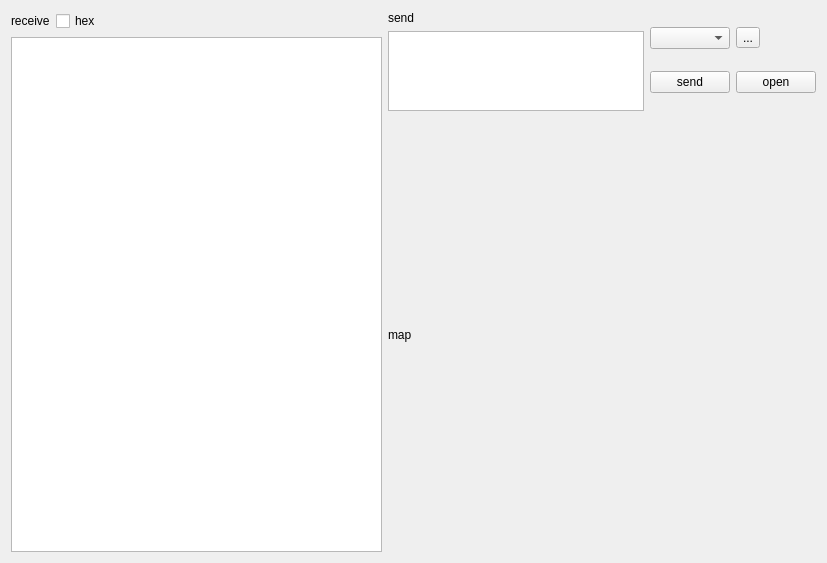
Before: the Qt Designer form src/serialportwidget.ui in binfeng-young/serialport, drawn with Qt 5.
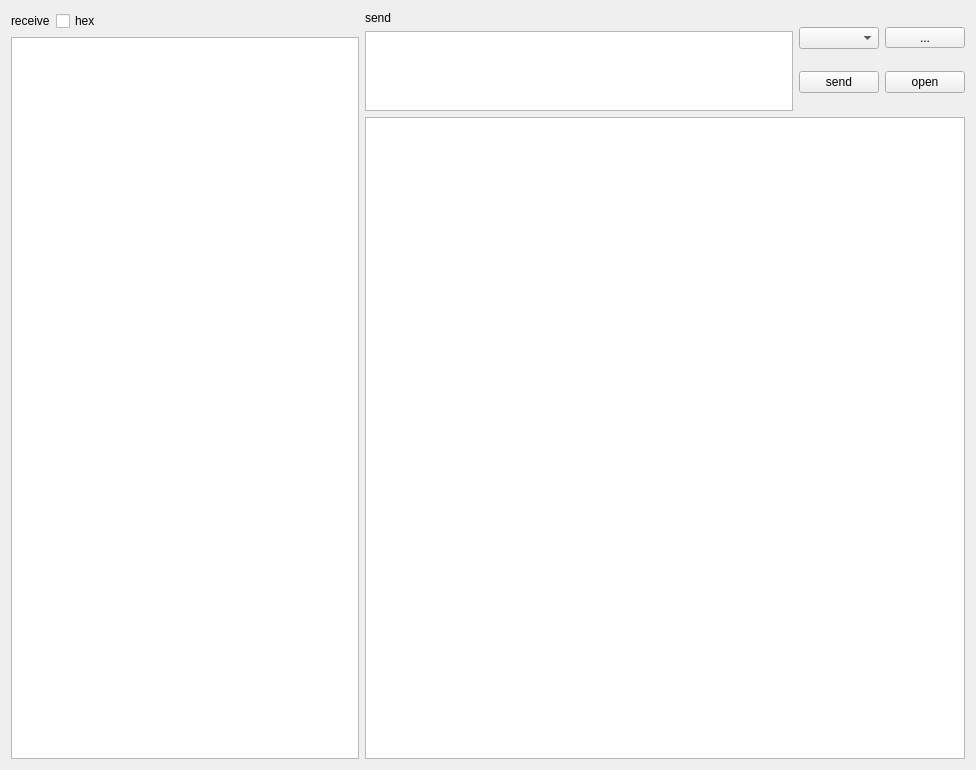
After: the same form once the commit is applied.

```diff
--- a/src/serialportwidget.ui
+++ b/src/serialportwidget.ui
@@ -6,8 +6,8 @@
    <rect>
     <x>0</x>
     <y>0</y>
-    <width>827</width>
-    <height>563</height>
+    <width>976</width>
+    <height>770</height>
    </rect>
   </property>
   <property name="sizePolicy">
@@ -25,7 +25,7 @@
   <property name="windowTitle">
    <string>SerialPortWidget</string>
   </property>
-  <layout class="QHBoxLayout" name="horizontalLayout_2">
+  <layout class="QHBoxLayout" name="horizontalLayout_3">
    <item>
     <layout class="QVBoxLayout" name="verticalLayout">
      <item>
@@ -60,14 +60,21 @@
       </layout>
      </item>
      <item>
-      <widget class="QTextEdit" name="receiveTextEdit"/>
+      <widget class="QTextEdit" name="receiveTextEdit">
+       <property name="minimumSize">
+        <size>
+         <width>300</width>
+         <height>0</height>
+        </size>
+       </property>
+      </widget>
      </item>
     </layout>
    </item>
    <item>
     <layout class="QVBoxLayout" name="verticalLayout_3">
      <item>
-      <layout class="QHBoxLayout" name="horizontalLayout_3">
+      <layout class="QHBoxLayout" name="horizontalLayout_2">
        <item>
         <layout class="QVBoxLayout" name="verticalLayout_2">
          <item>
@@ -115,6 +122,12 @@
          </item>
          <item row="0" column="1">
           <widget class="QToolButton" name="refreshPorts">
+           <property name="maximumSize">
+            <size>
+             <width>100</width>
+             <height>16777215</height>
+            </size>
+           </property>
            <property name="text">
             <string>...</string>
            </property>
@@ -122,6 +135,12 @@
          </item>
          <item row="1" column="0">
           <widget class="QPushButton" name="sendButton">
+           <property name="maximumSize">
+            <size>
+             <width>100</width>
+             <height>16777215</height>
+            </size>
+           </property>
            <property name="text">
             <string>send</string>
            </property>
@@ -129,6 +148,12 @@
          </item>
          <item row="1" column="1">
           <widget class="QPushButton" name="openButton">
+           <property name="maximumSize">
+            <size>
+             <width>100</width>
+             <height>16777215</height>
+            </size>
+           </property>
            <property name="text">
             <string>open</string>
            </property>
@@ -139,28 +164,19 @@
       </layout>
      </item>
      <item>
-      <widget class="QLabel" name="mapLabel">
+      <widget class="QGraphicsView" name="mapView">
        <property name="sizePolicy">
-        <sizepolicy hsizetype="Expanding" vsizetype="Expanding">
+        <sizepolicy hsizetype="Minimum" vsizetype="Expanding">
          <horstretch>0</horstretch>
          <verstretch>0</verstretch>
         </sizepolicy>
        </property>
        <property name="minimumSize">
         <size>
-         <width>320</width>
-         <height>320</height>
+         <width>600</width>
+         <height>600</height>
         </size>
        </property>
-       <property name="maximumSize">
-        <size>
-         <width>480</width>
-         <height>480</height>
-        </size>
-       </property>
-       <property name="text">
-        <string>map</string>
-       </property>
       </widget>
      </item>
     </layout>
```
